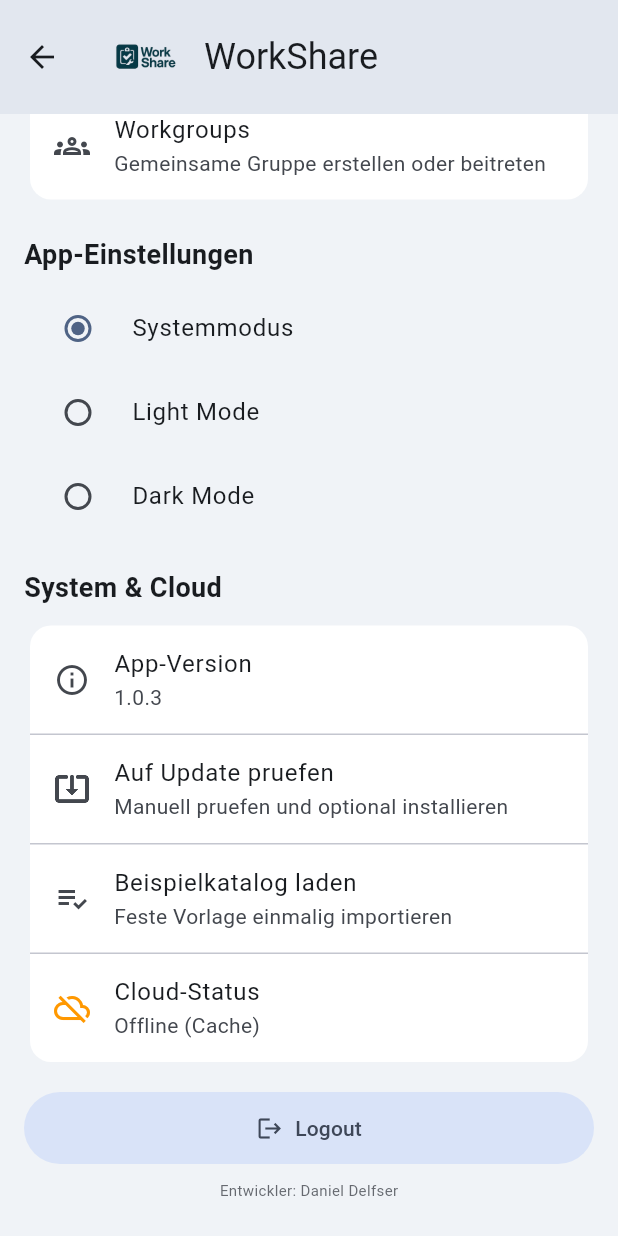
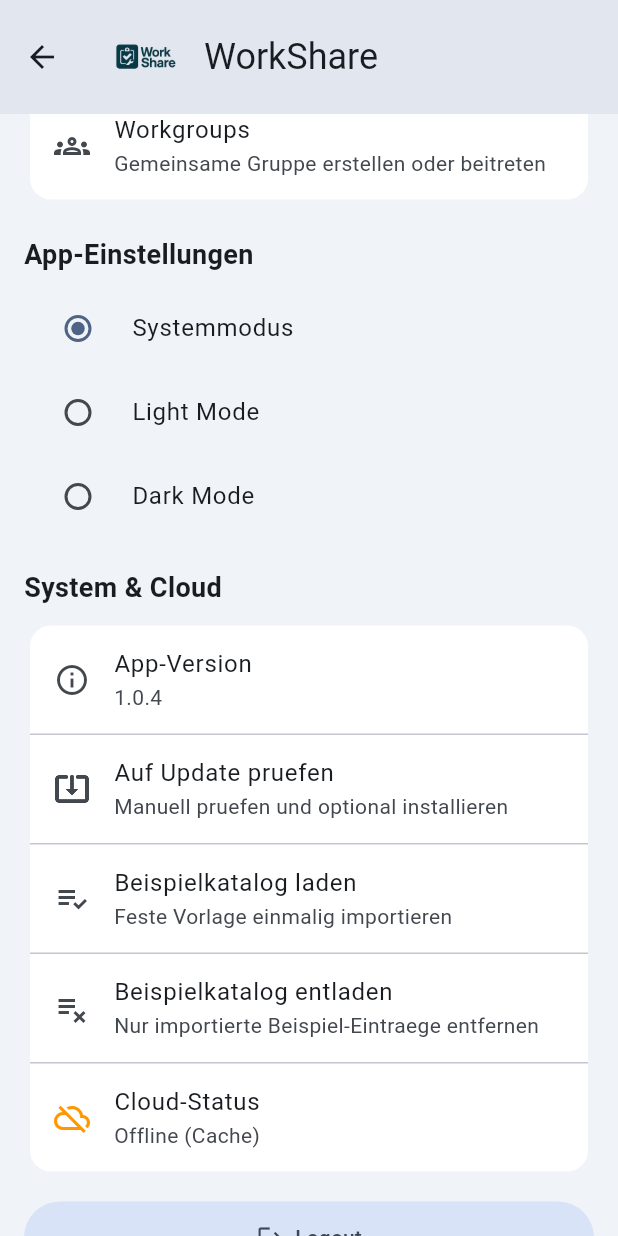
Before and after one commit to delfser/workshare, a Flutter app: the SettingsScreen screen opened directly, scrolled down 203 dp, on a phone screen of 412 x 824 dp. Run offline on Flutter 3.47's test engine with Material 3 defaults, Android fonts, the light colour scheme and no system bars; our stand-ins replace camera, cloud_firestore, firebase_auth, firebase_core, firebase_storage, flutter_image_compress and 6 more; accounts and stored records are empty.

Commit message:
Release 1.0.4: sample catalog load/unload and catalog delete UX

```diff
--- a/lib/data/sample_catalog_entries.dart
+++ b/lib/data/sample_catalog_entries.dart
@@ -11,34 +11,57 @@ class SampleCatalogEntryData {
 }
 
 const sampleCatalogEntries = <SampleCatalogEntryData>[
-  SampleCatalogEntryData(name: 'NYM-J 3x1.5', unit: 'm', category: 'Kabel'),
-  SampleCatalogEntryData(name: 'NYM-J 5x1.5', unit: 'm', category: 'Kabel'),
-  SampleCatalogEntryData(name: 'NYM-J 3x2.5', unit: 'm', category: 'Kabel'),
-  SampleCatalogEntryData(name: 'CAT7 Datenkabel', unit: 'm', category: 'Netzwerk'),
-  SampleCatalogEntryData(name: 'Leerrohr M20', unit: 'm', category: 'Installation'),
-  SampleCatalogEntryData(name: 'Leerrohr M25', unit: 'm', category: 'Installation'),
-  SampleCatalogEntryData(name: 'Kabelkanal 40x60', unit: 'm', category: 'Installation'),
-  SampleCatalogEntryData(name: 'Sicherung B16', unit: 'stk', category: 'Verteiler'),
-  SampleCatalogEntryData(name: 'Sicherung C16', unit: 'stk', category: 'Verteiler'),
-  SampleCatalogEntryData(name: 'FI-Schalter 40A', unit: 'stk', category: 'Verteiler'),
-  SampleCatalogEntryData(name: 'LS-Schalter 3-polig', unit: 'stk', category: 'Verteiler'),
-  SampleCatalogEntryData(name: 'Unterputzdose', unit: 'stk', category: 'Installation'),
-  SampleCatalogEntryData(name: 'Hohlwanddose', unit: 'stk', category: 'Installation'),
-  SampleCatalogEntryData(name: 'Schalter', unit: 'stk', category: 'Schalterprogramm'),
-  SampleCatalogEntryData(name: 'Steckdose', unit: 'stk', category: 'Schalterprogramm'),
-  SampleCatalogEntryData(name: 'Taster', unit: 'stk', category: 'Schalterprogramm'),
-  SampleCatalogEntryData(name: 'Abdeckrahmen 1-fach', unit: 'stk', category: 'Schalterprogramm'),
-  SampleCatalogEntryData(name: 'Abdeckrahmen 2-fach', unit: 'stk', category: 'Schalterprogramm'),
-  SampleCatalogEntryData(name: 'Abzweigdose', unit: 'stk', category: 'Installation'),
-  SampleCatalogEntryData(name: 'Wago Klemme 2-fach', unit: 'pkg', category: 'Klemmen'),
-  SampleCatalogEntryData(name: 'Wago Klemme 3-fach', unit: 'pkg', category: 'Klemmen'),
-  SampleCatalogEntryData(name: 'Kabelbinder', unit: 'pkg', category: 'Befestigung'),
-  SampleCatalogEntryData(name: 'Duebelschraube', unit: 'pkg', category: 'Befestigung'),
-  SampleCatalogEntryData(name: 'Montageschiene', unit: 'm', category: 'Befestigung'),
-  SampleCatalogEntryData(name: 'LED Panel 60x60', unit: 'stk', category: 'Leuchten'),
-  SampleCatalogEntryData(name: 'Einbauspot', unit: 'stk', category: 'Leuchten'),
-  SampleCatalogEntryData(name: 'Installationsklemme', unit: 'pkg', category: 'Klemmen'),
-  SampleCatalogEntryData(name: 'Isolierband', unit: 'stk', category: 'Verbrauch'),
-  SampleCatalogEntryData(name: 'Schrumpfschlauch Set', unit: 'set', category: 'Verbrauch'),
-  SampleCatalogEntryData(name: 'Potentialausgleichsschiene', unit: 'stk', category: 'Verteiler'),
+  SampleCatalogEntryData(name: 'Kabel 3x1.5mm2', unit: 'm'),
+  SampleCatalogEntryData(name: 'CAT7 Datenkabel', unit: 'm'),
+  SampleCatalogEntryData(name: 'CAT7 Stecker', unit: 'stk'),
+  SampleCatalogEntryData(name: 'Kabel 5x1.5mm2', unit: 'm'),
+  SampleCatalogEntryData(name: 'Kabel 5x2.5mm2', unit: 'm'),
+  SampleCatalogEntryData(name: 'Kabel 5x4mm2', unit: 'm'),
+  SampleCatalogEntryData(name: 'Kabel 5x6mm2', unit: 'm'),
+  SampleCatalogEntryData(name: 'Kabel 7x1,5mm2', unit: 'm'),
+  SampleCatalogEntryData(name: 'Kabel 3x1mm2', unit: 'm'),
+  SampleCatalogEntryData(name: 'Kabel 2x1mm2', unit: 'm'),
+  SampleCatalogEntryData(name: 'PV Kabel 6mm2', unit: 'm'),
+  SampleCatalogEntryData(name: 'PV Stecker', unit: 'pkg'),
+  SampleCatalogEntryData(name: 'C16 2pol', unit: 'stk'),
+  SampleCatalogEntryData(name: 'C16 3pol', unit: 'stk'),
+  SampleCatalogEntryData(name: 'C16 4pol', unit: 'stk'),
+  SampleCatalogEntryData(name: 'C13 2pol', unit: 'stk'),
+  SampleCatalogEntryData(name: 'N Durchführung', unit: 'stk'),
+  SampleCatalogEntryData(name: 'CAT7 Duplex', unit: 'm'),
+  SampleCatalogEntryData(name: 'Erdung 16mm2', unit: 'm'),
+  SampleCatalogEntryData(name: 'Erdungswürfel', unit: 'stk'),
+  SampleCatalogEntryData(name: 'FI 40A 30mA', unit: 'stk'),
+  SampleCatalogEntryData(name: 'Hauptleiterklemme isoliert 4pol', unit: 'stk'),
+  SampleCatalogEntryData(name: 'Julie 150', unit: 'stk'),
+  SampleCatalogEntryData(name: 'Kabel 1x10mm2', unit: 'm'),
+  SampleCatalogEntryData(name: 'Klemmdose TK40', unit: 'stk'),
+  SampleCatalogEntryData(name: 'Rohr 20mm', unit: 'stk'),
+  SampleCatalogEntryData(name: 'Rohr 25mm', unit: 'stk'),
+  SampleCatalogEntryData(name: 'Rohr 32mm', unit: 'stk'),
+  SampleCatalogEntryData(name: 'Rohr 40mm', unit: 'stk'),
+  SampleCatalogEntryData(name: 'Schelle 20mm', unit: 'stk'),
+  SampleCatalogEntryData(name: 'Schelle 25mm', unit: 'stk'),
+  SampleCatalogEntryData(name: 'Schelle 32mm', unit: 'stk'),
+  SampleCatalogEntryData(name: 'Schelle 40mm', unit: 'stk'),
+  SampleCatalogEntryData(name: 'Schlauch 20mm', unit: 'm'),
+  SampleCatalogEntryData(name: 'Schlauch 25mm', unit: 'm'),
+  SampleCatalogEntryData(name: 'Schlauch 32mm', unit: 'm'),
+  SampleCatalogEntryData(name: 'Schlauch 40mm', unit: 'm'),
+  SampleCatalogEntryData(name: 'Verschienung', unit: 'm'),
+  SampleCatalogEntryData(name: 'Verschienung Abdeckung', unit: 'm'),
+  SampleCatalogEntryData(name: 'Verschienung Endkappen', unit: 'stk'),
+  SampleCatalogEntryData(name: 'Verschienung Anschlusswinkel', unit: 'stk'),
+  SampleCatalogEntryData(name: 'Überspannungsbox 2fach', unit: 'stk'),
+  SampleCatalogEntryData(name: 'Überspannungsbox 1fach', unit: 'stk'),
+  SampleCatalogEntryData(name: 'AP Schalter', unit: 'stk'),
+  SampleCatalogEntryData(name: 'AP Schalter+Steckdose', unit: 'stk'),
+  SampleCatalogEntryData(name: 'AP Steckdose 1-fach', unit: 'stk'),
+  SampleCatalogEntryData(name: 'AP Steckdose 2-fach', unit: 'stk'),
+  SampleCatalogEntryData(name: 'AP Verteiler 1-reihig', unit: 'stk'),
+  SampleCatalogEntryData(name: 'AP Verteiler 2-reihig', unit: 'stk'),
+  SampleCatalogEntryData(name: 'AP Verteiler 3-reihig', unit: 'stk'),
+  SampleCatalogEntryData(name: 'AP Verteiler 4-reihig', unit: 'stk'),
+  SampleCatalogEntryData(name: 'AP CEE 16A + Steckdose', unit: 'stk'),
+  SampleCatalogEntryData(name: 'AP CEE 16A', unit: 'stk'),
 ];
--- a/lib/screens/settings_screen.dart
+++ b/lib/screens/settings_screen.dart
@@ -27,6 +27,7 @@ class _SettingsScreenState extends State<SettingsScreen> {
   final _catalogService = CatalogService();
   bool _checkingUpdate = false;
   bool _loadingSampleCatalog = false;
+  bool _unloadingSampleCatalog = false;
 
   @override
   void initState() {
@@ -145,6 +146,59 @@ class _SettingsScreenState extends State<SettingsScreen> {
     } finally {
       if (mounted) {
         setState(() => _loadingSampleCatalog = false);
+      }
+    }
+  }
+
+  Future<void> _unloadSampleCatalog() async {
+    final user = context.read<AuthProvider>().user;
+    if (user == null) {
+      showAppNotice(context, 'Bitte zuerst anmelden.', type: AppNoticeType.info);
+      return;
+    }
+
+    final confirm = await showDialog<bool>(
+          context: context,
+          builder: (dialogContext) => AlertDialog(
+            title: const Text('Beispielkatalog entladen?'),
+            content: const Text(
+              'Es werden nur importierte Beispiel-Eintraege entfernt. '
+              'Deine eigenen Katalogeintraege bleiben erhalten.',
+            ),
+            actions: [
+              TextButton(
+                onPressed: () => Navigator.of(dialogContext).pop(false),
+                child: const Text('Abbrechen'),
+              ),
+              FilledButton(
+                onPressed: () => Navigator.of(dialogContext).pop(true),
+                child: const Text('Entladen'),
+              ),
+            ],
+          ),
+        ) ??
+        false;
+    if (!confirm || !mounted) return;
+
+    setState(() => _unloadingSampleCatalog = true);
+    try {
+      final result = await _catalogService.unloadFixedSampleCatalog(userId: user.uid);
+      if (!mounted) return;
+      showAppNotice(
+        context,
+        'Beispielkatalog entladen: ${result.removed} entfernt.',
+        type: AppNoticeType.success,
+      );
+    } catch (e) {
+      if (!mounted) return;
+      showAppNotice(
+        context,
+        friendlyErrorMessage(e, fallback: 'Beispielkatalog konnte nicht entladen werden.'),
+        type: AppNoticeType.error,
+      );
+    } finally {
+      if (mounted) {
+        setState(() => _unloadingSampleCatalog = false);
       }
     }
   }
@@ -276,6 +330,19 @@ class _SettingsScreenState extends State<SettingsScreen> {
                   onTap: _loadingSampleCatalog ? null : _loadSampleCatalog,
                 ),
                 const Divider(height: 1),
+                ListTile(
+                  leading: _unloadingSampleCatalog
+                      ? const SizedBox(
+                          width: 20,
+                          height: 20,
+                          child: CircularProgressIndicator(strokeWidth: 2),
+                        )
+                      : const Icon(Icons.playlist_remove_outlined),
+                  title: const Text('Beispielkatalog entladen'),
+                  subtitle: const Text('Nur importierte Beispiel-Eintraege entfernen'),
+                  onTap: _unloadingSampleCatalog ? null : _unloadSampleCatalog,
+                ),
+                const Divider(height: 1),
                 if (uid == null)
                   const ListTile(
                     leading: Icon(Icons.cloud_off_outlined),
--- a/pubspec.yaml
+++ b/pubspec.yaml
@@ -1,7 +1,7 @@
 name: workshare
 description: WorkShare - Materialverwaltung fuer Handwerker mit Firebase Live-Sync
 publish_to: 'none'
-version: 1.0.3+4
+version: 1.0.4+5
 
 environment:
   sdk: '>=3.4.0 <4.0.0'
```
Also changed, not shown: lib/screens/catalog_screen.dart (+55 -1 lines), lib/services/catalog_service.dart (+46 -0 lines), version.json (+4 -4 lines), 1 other file.
